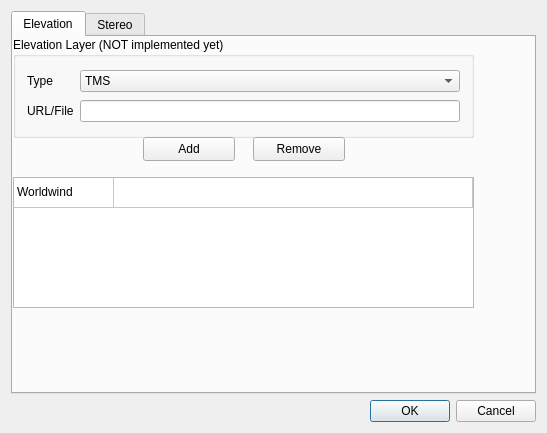
The window that src/plugins/globe/globe_plugin_dialog_guibase.ui (sourcepole/qgis) describes before a commit, drawn with Qt 5.
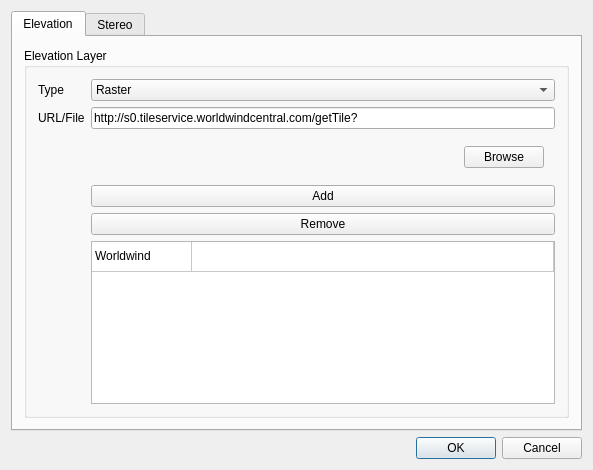
The same window after the commit. The open tabs and pages were chosen to show the change. Icons and pictures are not drawn.

Commit message: adapted gui to support data input

```diff
--- a/src/plugins/globe/globe_plugin_dialog_guibase.ui
+++ b/src/plugins/globe/globe_plugin_dialog_guibase.ui
@@ -9,8 +9,8 @@
    <rect>
     <x>0</x>
     <y>0</y>
-    <width>547</width>
-    <height>433</height>
+    <width>593</width>
+    <height>470</height>
    </rect>
   </property>
   <property name="sizePolicy">
@@ -43,58 +43,11 @@
       <attribute name="title">
        <string>Elevation</string>
       </attribute>
-      <widget class="QTableWidget" name="tableWidget">
-       <property name="geometry">
-        <rect>
-         <x>0</x>
-         <y>140</y>
-         <width>461</width>
-         <height>131</height>
-        </rect>
-       </property>
-       <property name="rowCount">
-        <number>1</number>
-       </property>
-       <property name="columnCount">
-        <number>2</number>
-       </property>
-       <attribute name="horizontalHeaderVisible">
-        <bool>false</bool>
-       </attribute>
-       <attribute name="horizontalHeaderStretchLastSection">
-        <bool>true</bool>
-       </attribute>
-       <attribute name="verticalHeaderVisible">
-        <bool>false</bool>
-       </attribute>
-       <row/>
-       <column>
-        <property name="text">
-         <string>Type</string>
-        </property>
-       </column>
-       <column>
-        <property name="text">
-         <string>Address</string>
-        </property>
-       </column>
-       <item row="0" column="0">
-        <property name="text">
-         <string>Worldwind</string>
-        </property>
-       </item>
-      </widget>
+      <layout class="QVBoxLayout" name="verticalLayout_2">
+       <item>
       <widget class="QGroupBox" name="groupBox">
-       <property name="geometry">
-        <rect>
-         <x>0</x>
-         <y>0</y>
-         <width>461</width>
-         <height>101</height>
-        </rect>
-       </property>
        <property name="title">
-        <string>Elevation Layer (NOT implemented yet)</string>
+          <string>Elevation Layer</string>
        </property>
        <layout class="QGridLayout" name="gridLayout_2">
         <item row="0" column="0">
@@ -104,13 +57,8 @@
           </property>
          </widget>
         </item>
-        <item row="0" column="1">
-         <widget class="QComboBox" name="comboBox">
-          <item>
-           <property name="text">
-            <string>TMS</string>
-           </property>
-          </item>
+          <item row="0" column="2">
+           <widget class="QComboBox" name="elevationCombo">
           <item>
            <property name="text">
             <string>Raster</string>
@@ -123,44 +71,128 @@
           </item>
          </widget>
         </item>
-        <item row="1" column="0">
+          <item row="2" column="0">
          <widget class="QLabel" name="label_10">
           <property name="text">
            <string>URL/File</string>
           </property>
          </widget>
         </item>
-        <item row="1" column="1">
-         <widget class="QLineEdit" name="lineEdit"/>
-        </item>
-       </layout>
-      </widget>
-      <widget class="QPushButton" name="pushButton">
-       <property name="geometry">
-        <rect>
-         <x>130</x>
-         <y>100</y>
-         <width>92</width>
-         <height>24</height>
-        </rect>
-       </property>
+          <item row="6" column="2">
+           <widget class="QPushButton" name="elevatonAdd">
        <property name="text">
         <string>Add</string>
        </property>
       </widget>
-      <widget class="QPushButton" name="pushButton_2">
-       <property name="geometry">
-        <rect>
-         <x>240</x>
-         <y>100</y>
-         <width>92</width>
-         <height>24</height>
-        </rect>
-       </property>
+          </item>
+          <item row="7" column="2">
+           <widget class="QPushButton" name="elevationRemove">
        <property name="text">
         <string>Remove</string>
        </property>
       </widget>
+          </item>
+          <item row="9" column="2">
+           <widget class="QTableWidget" name="elevationDatasets">
+            <property name="rowCount">
+             <number>1</number>
+            </property>
+            <property name="columnCount">
+             <number>2</number>
+            </property>
+            <attribute name="horizontalHeaderVisible">
+             <bool>false</bool>
+            </attribute>
+            <attribute name="horizontalHeaderStretchLastSection">
+             <bool>true</bool>
+            </attribute>
+            <attribute name="verticalHeaderVisible">
+             <bool>false</bool>
+            </attribute>
+            <row/>
+            <column>
+             <property name="text">
+              <string>Type</string>
+             </property>
+            </column>
+            <column>
+             <property name="text">
+              <string>Address</string>
+             </property>
+            </column>
+            <item row="0" column="0">
+             <property name="text">
+              <string>Worldwind</string>
+             </property>
+            </item>
+           </widget>
+          </item>
+          <item row="2" column="2">
+           <widget class="QLineEdit" name="elevationPath">
+            <property name="text">
+             <string>http://s0.tileservice.worldwindcentral.com/getTile?</string>
+            </property>
+           </widget>
+          </item>
+          <item row="5" column="2">
+           <widget class="QStackedWidget" name="elevationActions">
+            <property name="currentIndex">
+             <number>0</number>
+            </property>
+            <widget class="QWidget" name="elevationIsLocal">
+             <layout class="QGridLayout" name="gridLayout_4">
+              <item row="0" column="0">
+               <spacer name="horizontalSpacer">
+                <property name="orientation">
+                 <enum>Qt::Horizontal</enum>
+                </property>
+                <property name="sizeHint" stdset="0">
+                 <size>
+                  <width>40</width>
+                  <height>20</height>
+                 </size>
+                </property>
+               </spacer>
+              </item>
+              <item row="0" column="1">
+               <widget class="QPushButton" name="elevationBrowse">
+                <property name="text">
+                 <string>Browse</string>
+                </property>
+               </widget>
+              </item>
+             </layout>
+            </widget>
+            <widget class="QWidget" name="elevationIsRemote">
+             <layout class="QGridLayout" name="gridLayout_3">
+              <item row="0" column="1">
+               <widget class="QPushButton" name="elevationTest">
+                <property name="text">
+                 <string>Test</string>
+                </property>
+               </widget>
+              </item>
+              <item row="0" column="0">
+               <spacer name="horizontalSpacer_2">
+                <property name="orientation">
+                 <enum>Qt::Horizontal</enum>
+                </property>
+                <property name="sizeHint" stdset="0">
+                 <size>
+                  <width>40</width>
+                  <height>20</height>
+                 </size>
+                </property>
+               </spacer>
+              </item>
+             </layout>
+            </widget>
+           </widget>
+          </item>
+         </layout>
+        </widget>
+       </item>
+      </layout>
      </widget>
      <widget class="QWidget" name="stereo">
       <attribute name="title">
```
Left out of the diff: 34 changed lines with no effect on the pictures. Lines whose indentation alone changed are shown as unchanged. The commit also changes 2 other files.
